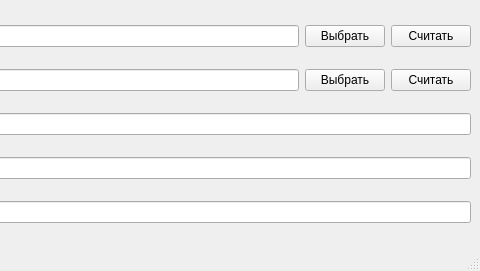
Before: the Qt Designer form lesson_11/mainwindow.ui in AlexSP0/qt_practice, drawn with Qt 5; both pictures show x 223 to 703 and y 0 to 271 of the 703 by 271 pixel window.
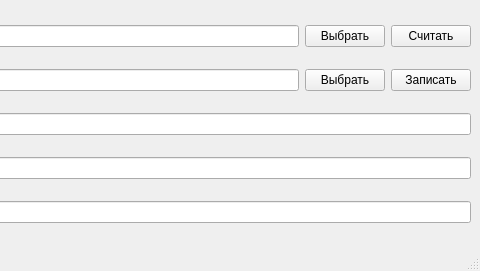
After: the same form once the commit is applied.

Commit message: feat: lesson_11

The edit to the form file:
```diff
--- a/lesson_11/mainwindow.ui
+++ b/lesson_11/mainwindow.ui
@@ -65,7 +65,7 @@
     <item row="1" column="3">
      <widget class="QPushButton" name="pushButton_4">
       <property name="text">
-       <string>Считать</string>
+       <string>Записать</string>
       </property>
      </widget>
     </item>
```
Left out of the diff: 22 changed lines with no effect on the pictures. The commit also changes 2 other files.
